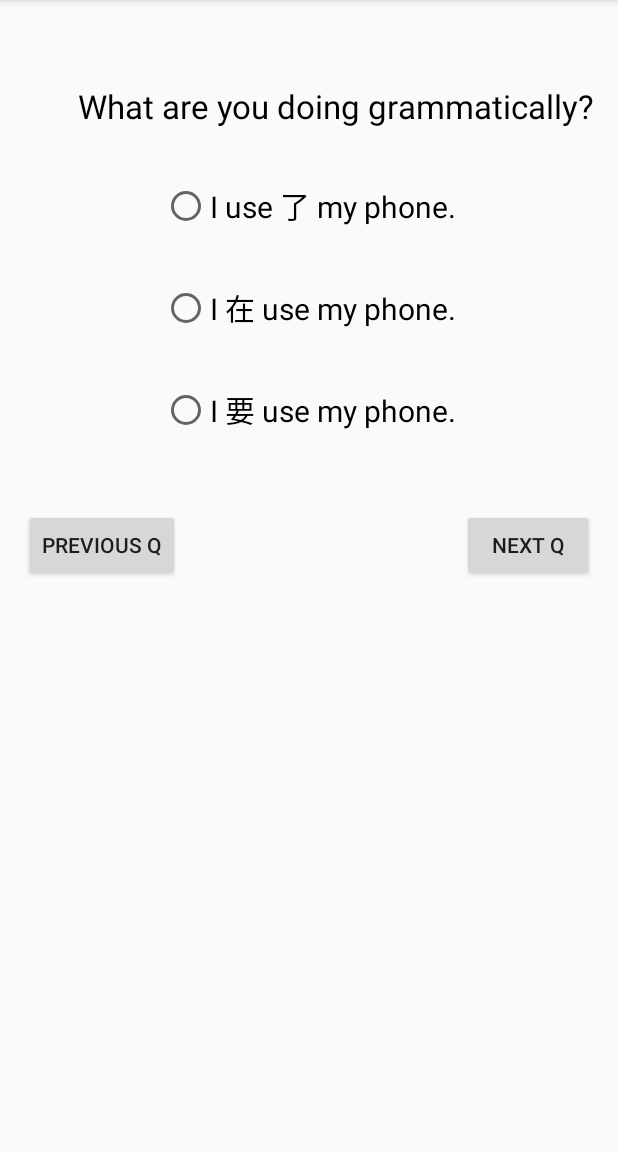
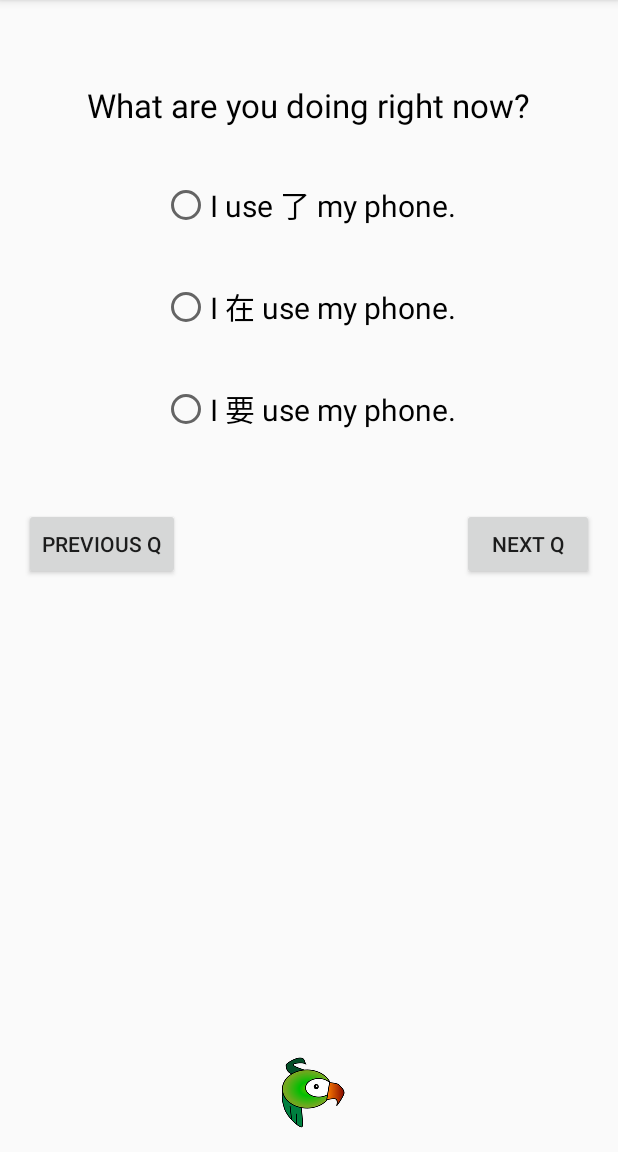
Before and after one commit to RoisinODowd/PopQs, an Android app: the q2Activity screen opened directly, with no data from a screen before it, on a phone screen of 412 x 824 dp, the part 84-1236 px from its top. Run offline under Robolectric (Android 15) with nearby library versions, the phone set to English and light mode, and no system bars.

Commit message:
Final changes

```diff
--- a/app/src/main/res/layout/activity_q2.xml
+++ b/app/src/main/res/layout/activity_q2.xml
@@ -13,12 +13,12 @@
         android:layout_width="wrap_content"
         android:layout_height="wrap_content"
         android:textAppearance="?android:attr/textAppearanceLarge"
-        android:text="What are you doing grammatically?"
+        android:text="What are you doing right now?"
         android:id="@+id/textView9"
+        android:layout_marginTop="39dp"
+        android:textColor="#000000"
         android:layout_alignParentTop="true"
-        android:layout_marginTop="40dp"
-        android:textColor="#000000"
-        android:layout_alignParentEnd="true" />
+        android:layout_centerHorizontal="true" />
 
     <RadioButton
         android:layout_width="wrap_content"
@@ -101,4 +101,12 @@
         android:layout_below="@+id/radioButton10"
         android:layout_alignEnd="@+id/textView18"
         android:visibility="invisible"/>
+
+    <TextView
+        android:layout_width="wrap_content"
+        android:layout_height="wrap_content"
+        android:id="@+id/textView41"
+        android:background="@mipmap/ic_launcher"
+        android:layout_alignParentBottom="true"
+        android:layout_centerHorizontal="true" />
 </RelativeLayout>
```
Also changed, not shown: app/src/main/res/layout/activity_add_qs.xml (+8 -0 lines), app/src/main/res/layout/activity_q1.xml (+8 -0 lines), app/src/main/res/layout/activity_q3.xml (+8 -0 lines), app/src/main/res/layout/activity_q4.xml (+8 -0 lines), app/src/main/res/layout/activity_q5.xml (+8 -0 lines), app/src/main/res/layout/activity_q6.xml (+8 -0 lines), app/src/main/res/layout/activity_q7.xml (+8 -0 lines), app/src/main/res/layout/activity_settings.xml (+8 -0 lines), app/src/main/res/layout/content_main.xml (+8 -0 lines).
